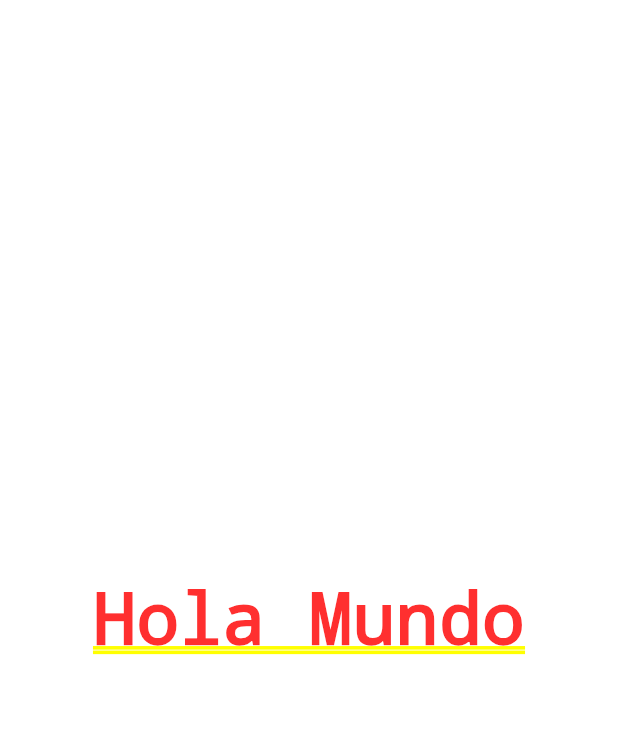
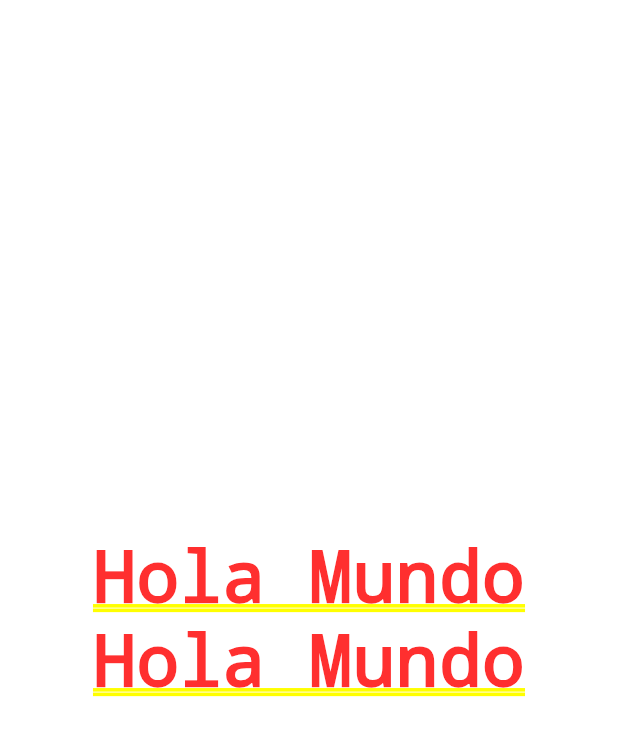
Before and after one commit to ZgroNet/disenos, a Flutter app: the screen it shows after launch, on a phone screen of 412 x 824 dp. Shown: the top 736 px of the screen. Run offline on Flutter 3.47's test engine with Material 2 defaults, Android fonts, the phone set to English and light mode, and no system bars.

Commit message:
Separando HomeScreen en un Widget (Video 141)

```diff
--- a/lib/main.dart
+++ b/lib/main.dart
@@ -8,10 +8,26 @@
   @override
   Widget build(BuildContext context) {
     return const MaterialApp(
+      debugShowCheckedModeBanner: false,
       title: 'Material App',
-      home: Center(
-        child: Text('Hola Mundo'),
-      ),
+      home:  _HomeScreen(),
     );
   }
 }
+
+class _HomeScreen extends StatelessWidget {
+  const _HomeScreen({
+    Key? key,
+  }) : super(key: key);
+
+  @override
+  Widget build(BuildContext context) {
+    return Column(
+      mainAxisAlignment: MainAxisAlignment.center,
+      children: const [
+          Text('Hola Mundo'),
+          Text('Hola Mundo'),
+      ],
+    );
+  }
+}
```
